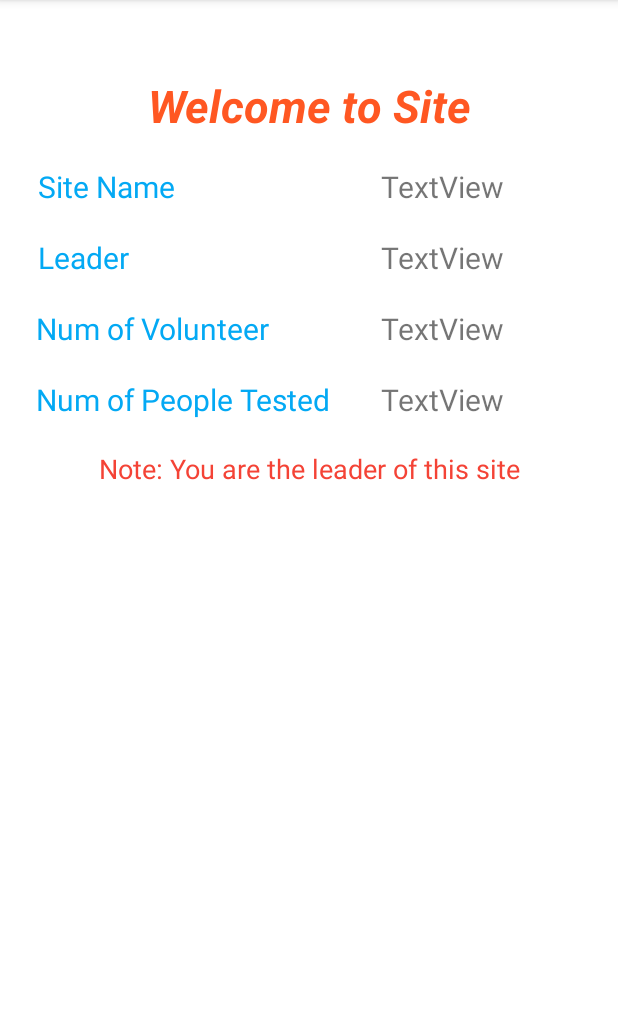
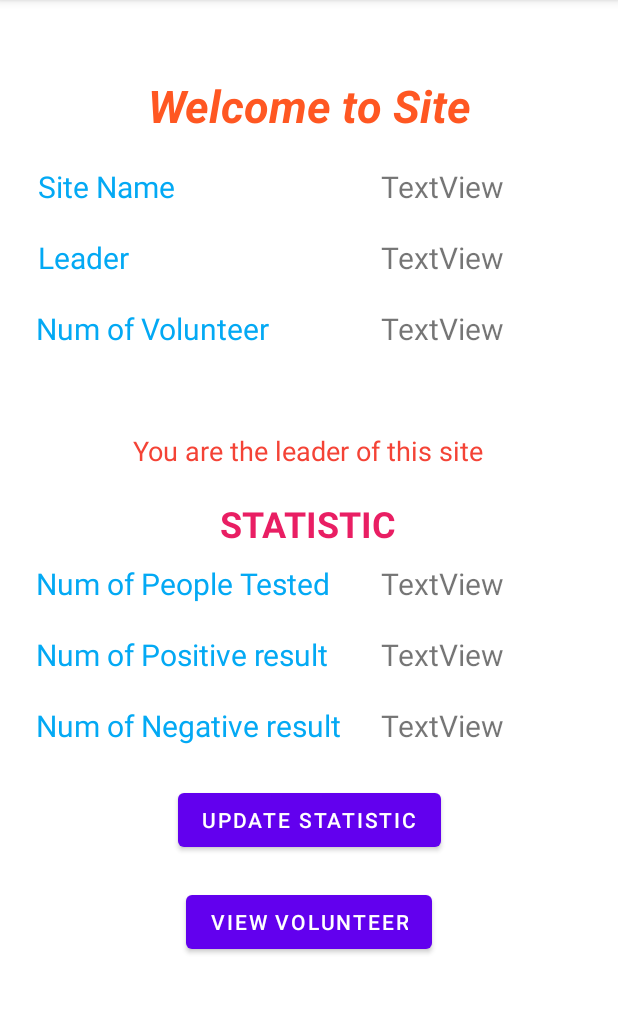
Before and after one commit to tuongnc-0401/Android_A2, an Android app: the SiteDetailActivity screen opened directly, with no data from a screen before it, on a phone screen of 412 x 824 dp, the part 84-1098 px from its top. Run offline under Robolectric (Android 15) with nearby library versions, the phone set to English and light mode, and no system bars; 8 statements that could not run were skipped.

Commit message:
Leader Role in SiteDetailActivity

```diff
--- a/app/src/main/java/rmit/tuong/s3818196/AddNewSite.java
+++ b/app/src/main/java/rmit/tuong/s3818196/AddNewSite.java
@@ -38,7 +38,7 @@ public class AddNewSite extends AppCompatActivity {
             public void onClick(View view) {
 
                 try {
-                    site = new SiteModel(-1,edtName.getText().toString(),longitude,latitude,userID,username, 1,"",0);
+                    site = new SiteModel(-1,edtName.getText().toString(),longitude,latitude,userID,username, 0,"",0,0,0);
 
                 }catch (Exception e){
 
--- a/app/src/main/java/rmit/tuong/s3818196/CustomInfoViewAdapter.java
+++ b/app/src/main/java/rmit/tuong/s3818196/CustomInfoViewAdapter.java
@@ -36,8 +36,7 @@ public class CustomInfoViewAdapter implements GoogleMap.InfoWindowAdapter{
 
         String id = marker.getSnippet();
         SiteModel site = databaseHelper.getSiteByID(Integer.parseInt(id));
-        String snippets = "Leader: "+ site.getLeaderName()+"\nNumber of volunteer: "+site.getNumOfVolunteer()
-                +"\nNumber of Tested People: "+site.getNumOfPeopleTested();
+        String snippets = "Leader: "+ site.getLeaderName()+"\nNumber of volunteer: "+site.getNumOfVolunteer();
         ((TextView) popup.findViewById(R.id.snippet)).setText(snippets);
 
 
--- a/app/src/main/java/rmit/tuong/s3818196/DatabaseHelper.java
+++ b/app/src/main/java/rmit/tuong/s3818196/DatabaseHelper.java
@@ -25,6 +25,8 @@ public class DatabaseHelper extends SQLiteOpenHelper {
     public static final String COLUMN_SITE_NUM_PEOPLE_TESTED = "SITE_NUM_PEOPLE_TESTED";
     public static final String COLUMN_SITE_LIST_VOLUNTEER = "COLUMN_SITE_LIST_VOLUNTEER";
     public static final String COLUMN_SITE_NUM_OF_VOLUNTEER = "COLUMN_SITE_NUM_OF_VOLUNTEER";
+    public static final String COLUMN_SITE_NUM_OF_POSITIVE = "COLUMN_SITE_NUM_OF_POSITIVE";
+    public static final String COLUMN_SITE_NUM_OF_NEGATIVE = "COLUMN_SITE_NUM_OF_NEGATIVE";
     private static final String TAG = "DatabaseHelper";
     // constant for USER TABLE
     public static final String USER_TABLE = "USER_TABLE";
@@ -49,7 +51,9 @@ public class DatabaseHelper extends SQLiteOpenHelper {
                 + COLUMN_SITE_LEADER_ID + " INT, "
                 + COLUMN_SITE_NUM_PEOPLE_TESTED + " INT, "
                 + COLUMN_SITE_LIST_VOLUNTEER + " TEXT, "
-                + COLUMN_SITE_NUM_OF_VOLUNTEER + " INT)";
+                + COLUMN_SITE_NUM_OF_VOLUNTEER + " INT, "
+                + COLUMN_SITE_NUM_OF_POSITIVE + " INT, "
+                + COLUMN_SITE_NUM_OF_NEGATIVE + " INT)";
                sqLiteDatabase.execSQL(createSiteTableStatement);
 
         String createUserTableStatement = "CREATE TABLE " + USER_TABLE+
@@ -79,6 +83,8 @@ public class DatabaseHelper extends SQLiteOpenHelper {
         cv.put(COLUMN_SITE_NUM_PEOPLE_TESTED, siteModel.getNumOfPeopleTested());
         cv.put(COLUMN_SITE_LIST_VOLUNTEER, siteModel.getListVolunteer());
         cv.put(COLUMN_SITE_NUM_OF_VOLUNTEER, siteModel.getNumOfVolunteer());
+        cv.put(COLUMN_SITE_NUM_OF_POSITIVE, siteModel.getNumOfPositive());
+        cv.put(COLUMN_SITE_NUM_OF_NEGATIVE, siteModel.getNumOfNegative());
         Log.d(TAG, "addOneSite: "+cv.toString());
         long insert = db.insert(SITE_TABLE,null, cv);
         return insert != -1;
@@ -111,7 +117,9 @@ public class DatabaseHelper extends SQLiteOpenHelper {
                 int siteNumOfPeopleID = cursor.getInt(6);
                 String siteListVolunteer = cursor.getString(7);
                 int siteNumOfVolunteer = cursor.getInt(8);
-                SiteModel site = new SiteModel(siteID,siteName,siteLongitude,siteLatitude,siteLeaderID,siteLeaderName,siteNumOfPeopleID,siteListVolunteer,siteNumOfVolunteer);
+                int siteNumOfPositive = cursor.getInt(9);
+                int siteNumOfNegative = cursor.getInt(10);
+                SiteModel site = new SiteModel(siteID,siteName,siteLongitude,siteLatitude,siteLeaderID,siteLeaderName,siteNumOfPeopleID,siteListVolunteer,siteNumOfVolunteer,siteNumOfPositive,siteNumOfNegative);
 
                 returnedList.add(site);
 
@@ -139,7 +147,9 @@ public class DatabaseHelper extends SQLiteOpenHelper {
             int siteNumOfPeopleID = cursor.getInt(6);
             String siteListVolunteer = cursor.getString(7);
             int siteNumOfVolunteer = cursor.getInt(8);
-            SiteModel site = new SiteModel(siteID,siteName,siteLongitude,siteLatitude,siteLeaderID,siteLeaderName,siteNumOfPeopleID,siteListVolunteer,siteNumOfVolunteer);
+            int siteNumOfPositive = cursor.getInt(9);
+            int siteNumOfNegative = cursor.getInt(10);
+            SiteModel site = new SiteModel(siteID,siteName,siteLongitude,siteLatitude,siteLeaderID,siteLeaderName,siteNumOfPeopleID,siteListVolunteer,siteNumOfVolunteer,siteNumOfPositive,siteNumOfNegative);
 
             return  site;
         } else {
--- a/app/src/main/java/rmit/tuong/s3818196/SiteDetailActivity.java
+++ b/app/src/main/java/rmit/tuong/s3818196/SiteDetailActivity.java
@@ -1,18 +1,21 @@
 package rmit.tuong.s3818196;
 
 import androidx.appcompat.app.AppCompatActivity;
+import androidx.constraintlayout.widget.ConstraintLayout;
 
 import android.content.Intent;
 import android.os.Bundle;
 import android.view.View;
 import android.widget.Button;
 import android.widget.TextView;
+import android.widget.Toast;
 
 public class SiteDetailActivity extends AppCompatActivity {
-    TextView txtSiteName, txtWelcome, txtSiteLeader, txtNumOfVolunteer, txtNumOfPeople, txtNoti;
+    TextView txtSiteName, txtWelcome, txtSiteLeader, txtNumOfVolunteer, txtNumOfPeople, txtNoti, txtNumOfPositive, txtNumOfNegative;
     private DatabaseHelper databaseHelper;
     private int userID, siteID;
     Button btnJoinSite;
+    ConstraintLayout constraintLayout;
 
     @Override
     protected void onCreate(Bundle savedInstanceState) {
@@ -27,15 +30,20 @@ public class SiteDetailActivity extends AppCompatActivity {
 
         UserModel user = databaseHelper.getUserByID(userID+"");
         SiteModel site = databaseHelper.getSiteByID(siteID);
+
         txtWelcome.setText("Welcome "+user.getUsername()+ " to "+site.getName());
         txtSiteName.setText(""+site.getName());
         txtSiteLeader.setText(site.getLeaderName());
         txtNumOfVolunteer.setText(site.getNumOfVolunteer()+"");
-        txtNumOfPeople.setText(site.getNumOfVolunteer()+"");
+        txtNumOfPeople.setText(site.getNumOfPeopleTested()+"");
+        txtNumOfPositive.setText(site.getNumOfPositive()+"");
+        txtNumOfNegative.setText(site.getNumOfNegative()+"");
         int leaderID = site.getLeaderID();
         if (leaderID == userID){
             btnJoinSite.setVisibility(View.INVISIBLE);
-            txtNoti.setText("Note: You are the leader of this site");
+
+            txtNoti.setText("You are the leader of this site");
+            constraintLayout.setVisibility(View.VISIBLE);
         }
 
 
@@ -49,5 +57,8 @@ public class SiteDetailActivity extends AppCompatActivity {
         txtNumOfPeople =findViewById(R.id.txtNumOfPeople);
         txtNoti = findViewById(R.id.txtNoti);
         btnJoinSite = findViewById(R.id.btnJoinSite);
+        constraintLayout = findViewById(R.id.layoutStatistic);
+        txtNumOfPositive = findViewById(R.id.txtNumOfPositive);
+        txtNumOfNegative = findViewById(R.id.txtNumOfNegative);
     }
 }
--- a/app/src/main/java/rmit/tuong/s3818196/SiteModel.java
+++ b/app/src/main/java/rmit/tuong/s3818196/SiteModel.java
@@ -14,11 +14,27 @@ public class SiteModel implements ClusterItem {
     private int leaderID;
     private String leaderName;
     private int numOfPeopleTested;
+    private int numOfPositive;
+    private int numOfNegative;
     private String listVolunteer;
     private int numOfVolunteer;
 
     // Constructor
     public SiteModel() {
+    }
+
+    public SiteModel(int id, String name, double longitude, double latitude, int leaderID, String leaderName, int numOfPeopleTested, String listVolunteer, int numOfVolunteer, int numOfPositive, int numOfNegative) {
+        this.id = id;
+        this.name = name;
+        this.longitude = longitude;
+        this.latitude = latitude;
+        this.leaderID = leaderID;
+        this.leaderName = leaderName;
+        this.numOfPeopleTested = numOfPeopleTested;
+        this.numOfPositive = numOfPositive;
+        this.numOfNegative = numOfNegative;
+        this.listVolunteer = listVolunteer;
+        this.numOfVolunteer = numOfVolunteer;
     }
 
     public SiteModel(int id, String name, double longitude, double latitude, int leaderID, String leaderName, int numOfPeopleTested, String listVolunteer, int numOfVolunteer) {
@@ -44,6 +60,23 @@ public class SiteModel implements ClusterItem {
     }
 
     // Getter and Setter for all attribute
+
+
+    public int getNumOfPositive() {
+        return numOfPositive;
+    }
+
+    public void setNumOfPositive(int numOfPositive) {
+        this.numOfPositive = numOfPositive;
+    }
+
+    public int getNumOfNegative() {
+        return numOfNegative;
+    }
+
+    public void setNumOfNegative(int numOfNegative) {
+        this.numOfNegative = numOfNegative;
+    }
 
     public int getId() {
         return id;
@@ -127,6 +160,10 @@ public class SiteModel implements ClusterItem {
                 ", leaderID=" + leaderID +
                 ", leaderName='" + leaderName + '\'' +
                 ", numOfPeopleTested=" + numOfPeopleTested +
+                ", numOfPositive=" + numOfPositive +
+                ", numOfNegative=" + numOfNegative +
+                ", listVolunteer='" + listVolunteer + '\'' +
+                ", numOfVolunteer=" + numOfVolunteer +
                 '}';
     }
 
--- a/app/src/main/res/layout/activity_site_detail.xml
+++ b/app/src/main/res/layout/activity_site_detail.xml
@@ -1,11 +1,15 @@
 <?xml version="1.0" encoding="utf-8"?>
-<androidx.constraintlayout.widget.ConstraintLayout xmlns:android="http://schemas.android.com/apk/res/android"
+<ScrollView xmlns:android="http://schemas.android.com/apk/res/android"
     xmlns:app="http://schemas.android.com/apk/res-auto"
     xmlns:tools="http://schemas.android.com/tools"
     android:id="@+id/siteDetailView"
     android:layout_width="match_parent"
     android:layout_height="match_parent"
     tools:context=".SiteDetailActivity">
+
+    <androidx.constraintlayout.widget.ConstraintLayout
+        android:layout_width="match_parent"
+        android:layout_height="match_parent">
 
         <TextView
             android:id="@+id/textView7"
@@ -18,18 +22,6 @@
             android:textSize="20sp"
             app:layout_constraintStart_toStartOf="parent"
             app:layout_constraintTop_toBottomOf="@+id/textView6" />
-
-    <TextView
-        android:id="@+id/textView8"
-        android:layout_width="wrap_content"
-        android:layout_height="wrap_content"
-        android:layout_marginStart="24dp"
-        android:layout_marginTop="20dp"
-        android:text="Num of People Tested"
-        android:textColor="#03A9F4"
-        android:textSize="20sp"
-        app:layout_constraintStart_toStartOf="parent"
-        app:layout_constraintTop_toBottomOf="@+id/textView7" />
 
         <TextView
             android:id="@+id/textView6"
@@ -76,16 +68,6 @@
             app:layout_constraintStart_toStartOf="@+id/guideline2"
             app:layout_constraintTop_toBottomOf="@+id/txtSiteLeader" />
 
-    <TextView
-        android:id="@+id/txtNumOfPeople"
-        android:layout_width="wrap_content"
-        android:layout_height="wrap_content"
-        android:layout_marginStart="10dp"
-        android:layout_marginTop="20dp"
-        android:text="TextView"
-        android:textSize="20sp"
-        app:layout_constraintStart_toStartOf="@+id/guideline2"
-        app:layout_constraintTop_toBottomOf="@+id/txtNumOfVolunteer" />
 
         <TextView
             android:id="@+id/txtWelcomeSite"
@@ -123,21 +105,147 @@
             android:id="@+id/btnJoinSite"
             android:layout_width="wrap_content"
             android:layout_height="wrap_content"
-        android:layout_marginTop="30dp"
+            android:layout_marginTop="10dp"
             android:text="Join"
             app:layout_constraintEnd_toEndOf="parent"
             app:layout_constraintStart_toStartOf="parent"
-        app:layout_constraintTop_toBottomOf="@+id/textView8" />
+            app:layout_constraintTop_toBottomOf="@+id/txtNumOfVolunteer" />
+
+        <androidx.constraintlayout.widget.ConstraintLayout
+            android:id="@+id/layoutStatistic"
+            android:layout_width="match_parent"
+            android:layout_height="match_parent"
+            android:layout_marginTop="25dp"
+            android:visibility="invisible"
+            app:layout_constraintTop_toBottomOf="@+id/txtNumOfVolunteer">
+
+            <androidx.constraintlayout.widget.Guideline
+                android:id="@+id/guideline3"
+                android:layout_width="wrap_content"
+                android:layout_height="wrap_content"
+                android:orientation="vertical"
+                app:layout_constraintGuide_begin="244dp" />
 
             <TextView
                 android:id="@+id/txtNoti"
                 android:layout_width="wrap_content"
                 android:layout_height="wrap_content"
-        android:layout_marginTop="20dp"
+                android:layout_marginTop="30dp"
                 android:text="TextView"
                 android:textColor="#F44336"
                 android:textSize="18sp"
+                android:visibility="visible"
+                app:layout_constraintEnd_toEndOf="parent"
+                app:layout_constraintHorizontal_bias="0.498"
+                app:layout_constraintStart_toStartOf="parent"
+                app:layout_constraintTop_toTopOf="parent" />
+
+            <TextView
+                android:id="@+id/txtNoti2"
+                android:layout_width="wrap_content"
+                android:layout_height="wrap_content"
+                android:layout_marginTop="20dp"
+                android:text="STATISTIC"
+                android:textColor="#E91E63"
+                android:textSize="24sp"
+                android:textStyle="bold"
+                android:visibility="visible"
+                app:layout_constraintEnd_toEndOf="parent"
+                app:layout_constraintHorizontal_bias="0.498"
+                app:layout_constraintStart_toStartOf="parent"
+                app:layout_constraintTop_toBottomOf="@+id/txtNoti" />
+
+            <TextView
+                android:id="@+id/textView8"
+                android:layout_width="wrap_content"
+                android:layout_height="wrap_content"
+                android:layout_marginStart="24dp"
+                android:layout_marginTop="10dp"
+                android:text="Num of People Tested"
+                android:textColor="#03A9F4"
+                android:textSize="20sp"
+                app:layout_constraintStart_toStartOf="parent"
+                app:layout_constraintTop_toBottomOf="@+id/txtNoti2" />
+
+            <TextView
+                android:id="@+id/textView2"
+                android:layout_width="wrap_content"
+                android:layout_height="wrap_content"
+                android:layout_marginStart="24dp"
+                android:layout_marginTop="20dp"
+                android:text="Num of Positive result"
+                android:textColor="#03A9F4"
+                android:textSize="20sp"
+                app:layout_constraintStart_toStartOf="parent"
+                app:layout_constraintTop_toBottomOf="@+id/textView8" />
+
+            <TextView
+                android:id="@+id/textView9"
+                android:layout_width="wrap_content"
+                android:layout_height="wrap_content"
+                android:layout_marginStart="24dp"
+                android:layout_marginTop="20dp"
+                android:text="Num of Negative result"
+                android:textColor="#03A9F4"
+                android:textSize="20sp"
+                app:layout_constraintStart_toStartOf="parent"
+                app:layout_constraintTop_toBottomOf="@+id/textView2" />
+
+            <TextView
+                android:id="@+id/txtNumOfPeople"
+                android:layout_width="wrap_content"
+                android:layout_height="wrap_content"
+                android:layout_marginStart="10dp"
+                android:layout_marginTop="10dp"
+                android:text="TextView"
+                android:textSize="20sp"
+                app:layout_constraintStart_toStartOf="@+id/guideline3"
+                app:layout_constraintTop_toBottomOf="@+id/txtNoti2" />
+
+            <TextView
+                android:id="@+id/txtNumOfPositive"
+                android:layout_width="wrap_content"
+                android:layout_height="wrap_content"
+                android:layout_marginStart="10dp"
+                android:layout_marginTop="20dp"
+                android:text="TextView"
+                android:textSize="20sp"
+                app:layout_constraintStart_toStartOf="@+id/guideline3"
+                app:layout_constraintTop_toBottomOf="@+id/txtNumOfPeople" />
+
+            <TextView
+                android:id="@+id/txtNumOfNegative"
+                android:layout_width="wrap_content"
+                android:layout_height="wrap_content"
+                android:layout_marginStart="10dp"
+                android:layout_marginTop="20dp"
+                android:text="TextView"
+                android:textSize="20sp"
+                app:layout_constraintStart_toStartOf="@+id/guideline3"
+                app:layout_constraintTop_toBottomOf="@+id/txtNumOfPositive" />
+
+            <Button
+                android:id="@+id/btnUpdateStatistic"
+                android:layout_width="wrap_content"
+                android:layout_height="wrap_content"
+                android:layout_marginTop="25dp"
+                android:text="Update Statistic"
                 app:layout_constraintEnd_toEndOf="parent"
                 app:layout_constraintStart_toStartOf="parent"
-        app:layout_constraintTop_toBottomOf="@+id/txtNumOfPeople" />
+                app:layout_constraintTop_toBottomOf="@+id/textView9" />
+
+            <Button
+                android:id="@+id/btnViewVolunteer"
+                android:layout_width="wrap_content"
+                android:layout_height="wrap_content"
+                android:layout_marginTop="20dp"
+                android:text="VIew Volunteer"
+                app:layout_constraintEnd_toEndOf="parent"
+                app:layout_constraintStart_toStartOf="parent"
+                app:layout_constraintTop_toBottomOf="@+id/btnUpdateStatistic" />
         </androidx.constraintlayout.widget.ConstraintLayout>
+
+
+    </androidx.constraintlayout.widget.ConstraintLayout>
+
+</ScrollView>
```
Lines whose indentation alone changed are shown as unchanged.
